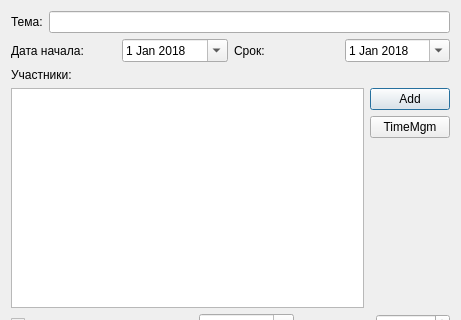
First picture: the form in gui/templates/task_edit.ui, repository geektasks/client, before the edit; both pictures show x 0 to 461 and y 0 to 320 of the 461 by 621 pixel window.
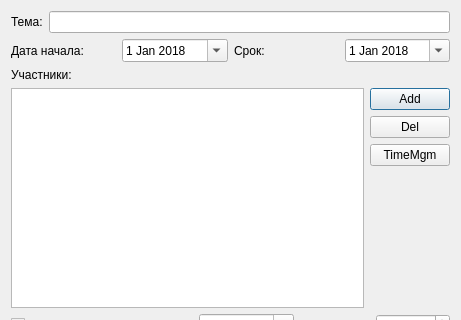
Second picture: the form after the edit.

Commit message: можно удалять исполнителей/наблюдателей

Patch:
```diff
--- a/gui/templates/task_edit.ui
+++ b/gui/templates/task_edit.ui
@@ -136,6 +136,13 @@
              </property>
             </widget>
            </item>
+           <item>
+            <widget class="QPushButton" name="delPeople">
+             <property name="text">
+              <string>Del</string>
+             </property>
+            </widget>
+           </item>
            <item>
             <widget class="QPushButton" name="TimeMGM">
              <property name="text">
```
The commit also changes 2 other files.
